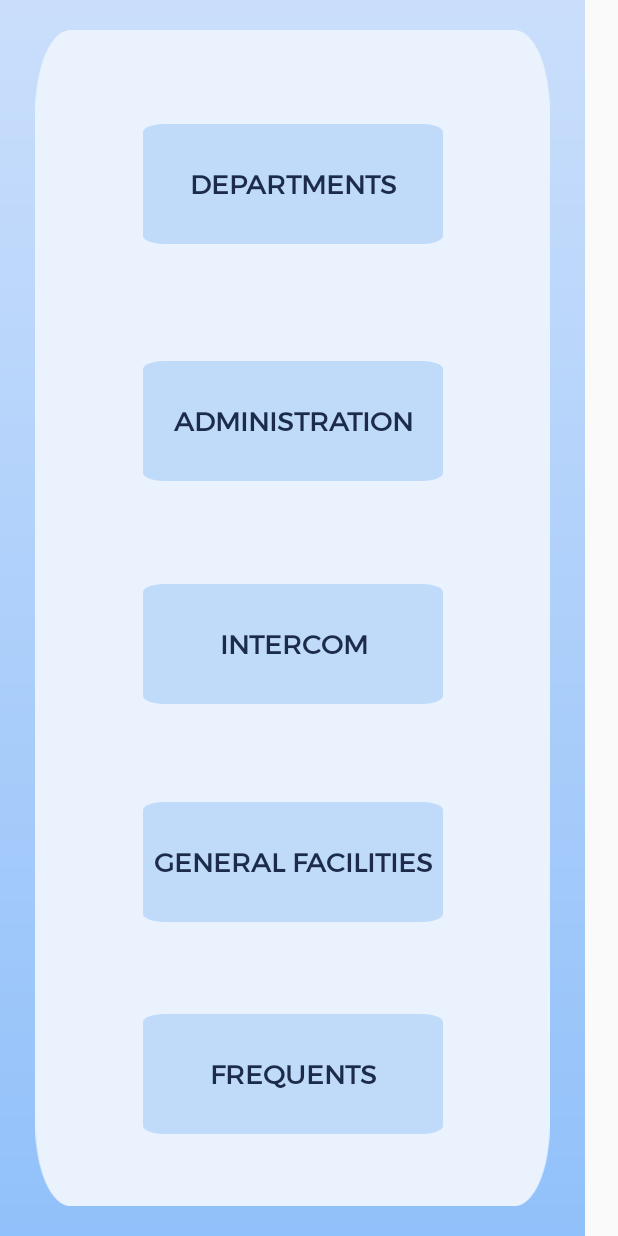
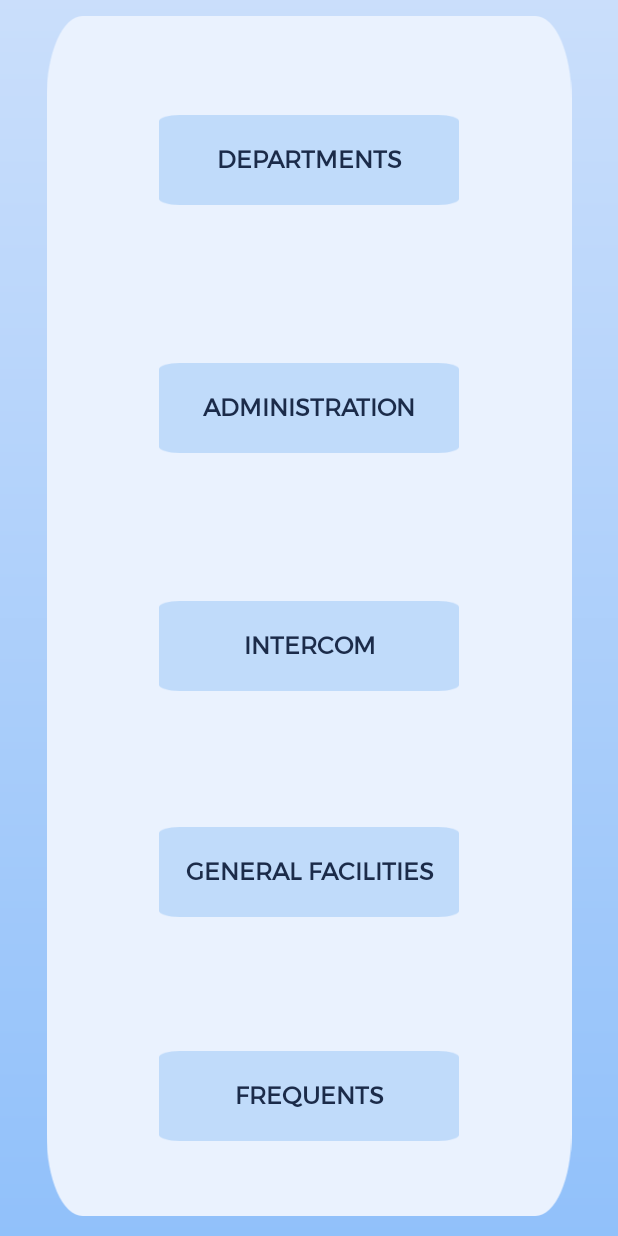
Before and after one commit to ramdevcm/SyncVj, an Android app: the VjecActivity1 screen opened directly, with no data from a screen before it, on a phone screen of 412 x 824 dp. Run offline under Robolectric (Android 15) with nearby library versions, the phone set to English and light mode, and no system bars.

Commit message:
commit by Ramdev

```diff
--- a/app/src/main/res/layout/activity_vjec1.xml
+++ b/app/src/main/res/layout/activity_vjec1.xml
@@ -2,28 +2,27 @@
 <androidx.constraintlayout.widget.ConstraintLayout xmlns:android="http://schemas.android.com/apk/res/android"
     xmlns:app="http://schemas.android.com/apk/res-auto"
     xmlns:tools="http://schemas.android.com/tools"
-    android:layout_width="wrap_content"
-    android:layout_height="wrap_content"
+    android:layout_width="match_parent"
+    android:layout_height="match_parent"
     android:background="@drawable/bg"
-    android:padding="20dp"
+    android:padding="10dp"
     tools:context=".MainActivity">
 
     <ImageView
         android:id="@+id/imageView"
-        android:layout_width="wrap_content"
+        android:layout_width="match_parent"
         android:layout_height="wrap_content"
         android:contentDescription="@string/todo"
         app:layout_constraintBottom_toBottomOf="parent"
         app:layout_constraintTop_toTopOf="parent"
         app:layout_constraintVertical_bias="0.1"
         app:srcCompat="@drawable/rectvectorvjec1"
-        tools:layout_editor_absoluteX="0dp"
         tools:ignore="MissingConstraints" />
 
     <Button
         android:id="@+id/vjecDeptButton"
         android:layout_width="200dp"
-        android:layout_height="80dp"
+        android:layout_height="60dp"
         android:layout_alignStart="@id/imageView"
         android:layout_alignLeft="@id/imageView"
         android:layout_alignTop="@id/imageView"
@@ -35,7 +34,7 @@
         android:text="@string/departments"
         android:textAlignment="center"
         android:textColor="#1B2B49"
-        android:textSize="18sp"
+        android:textSize="16sp"
         android:textStyle="bold"
         app:layout_constraintBottom_toBottomOf="@+id/imageView"
         app:layout_constraintEnd_toEndOf="@+id/imageView"
@@ -48,7 +47,7 @@
         android:id="@+id/vjecAdministrationButton"
 
         android:layout_width="200dp"
-        android:layout_height="80dp"
+        android:layout_height="60dp"
         android:layout_alignStart="@id/imageView"
         android:layout_alignLeft="@id/imageView"
         android:layout_alignTop="@id/vjecDeptButton"
@@ -60,7 +59,7 @@
         android:text="@string/administration"
         android:textAlignment="center"
         android:textColor="#1B2B49"
-        android:textSize="18sp"
+        android:textSize="16sp"
         android:textStyle="bold"
         app:layout_constraintBottom_toBottomOf="@+id/imageView"
         app:layout_constraintEnd_toEndOf="@+id/imageView"
@@ -72,7 +71,7 @@
     <Button
         android:id="@+id/vjecIntercomButton"
         android:layout_width="200dp"
-        android:layout_height="80dp"
+        android:layout_height="60dp"
 
         android:layout_alignTop="@id/vjecAdministrationButton"
         android:layout_alignParentEnd="true"
@@ -83,7 +82,7 @@
         android:text="@string/intercom"
         android:textAlignment="center"
         android:textColor="#1B2B49"
-        android:textSize="18sp"
+        android:textSize="16sp"
         android:textStyle="bold"
         app:layout_constraintBottom_toBottomOf="parent"
         app:layout_constraintEnd_toEndOf="@+id/imageView"
@@ -95,7 +94,7 @@
     <Button
         android:id="@+id/vjecGeneralFacilitiesButton"
         android:layout_width="200dp"
-        android:layout_height="80dp"
+        android:layout_height="60dp"
 
         android:layout_alignParentEnd="true"
         android:layout_alignParentRight="true"
@@ -105,7 +104,7 @@
         android:text="@string/general_facilities"
         android:textAlignment="center"
         android:textColor="#1B2B49"
-        android:textSize="18sp"
+        android:textSize="16sp"
         android:textStyle="bold"
         app:layout_constraintBottom_toBottomOf="@+id/imageView"
         app:layout_constraintEnd_toEndOf="@+id/imageView"
@@ -117,7 +116,7 @@
     <Button
         android:id="@+id/vjecUsefulLinksButton"
         android:layout_width="200dp"
-        android:layout_height="80dp"
+        android:layout_height="60dp"
         android:layout_alignStart="@id/imageView"
         android:layout_alignLeft="@id/imageView"
         android:layout_alignTop="@id/vjecGeneralFacilitiesButton"
@@ -130,7 +129,7 @@
         android:text="@string/frequents"
         android:textAlignment="center"
         android:textColor="#1B2B49"
-        android:textSize="18sp"
+        android:textSize="16sp"
         android:textStyle="bold"
         app:layout_constraintBottom_toBottomOf="@+id/imageView"
         app:layout_constraintEnd_toEndOf="@+id/imageView"
--- a/app/src/main/res/layout/activity_vjim1.xml
+++ b/app/src/main/res/layout/activity_vjim1.xml
@@ -29,7 +29,7 @@
     <Button
         android:id="@+id/vjim_staff"
         android:layout_width="220dp"
-        android:layout_height="70dp"
+        android:layout_height="60dp"
         android:layout_alignBottom="@+id/vjim_intercom"
         android:layout_alignParentStart="true"
         android:layout_alignParentLeft="true"
@@ -45,6 +45,7 @@
         android:textAlignment="center"
         android:textColor="#1B2B49"
         android:textSize="20sp"
+        android:textStyle="bold"
         app:layout_constraintEnd_toEndOf="@+id/imageView2"
         app:layout_constraintStart_toStartOf="@+id/imageView2"
         app:layout_constraintTop_toTopOf="@+id/imageView2"
@@ -53,7 +54,7 @@
     <Button
         android:id="@+id/vjim_intercom"
         android:layout_width="220dp"
-        android:layout_height="70dp"
+        android:layout_height="60dp"
         android:layout_alignParentStart="true"
         android:layout_alignParentLeft="true"
         android:layout_alignParentTop="true"
@@ -69,6 +70,7 @@
         android:textAlignment="center"
         android:textColor="#1B2B49"
         android:textSize="20sp"
+        android:textStyle="bold"
         app:layout_constraintBottom_toBottomOf="@+id/imageView2"
         app:layout_constraintEnd_toEndOf="@+id/imageView2"
         app:layout_constraintHorizontal_bias="0.497"
```
Also changed, not shown: app/src/main/res/layout/activity_main2.xml (+14 -18 lines), app/src/main/res/layout/activity_vjec_dept1.xml (+6 -4 lines).
